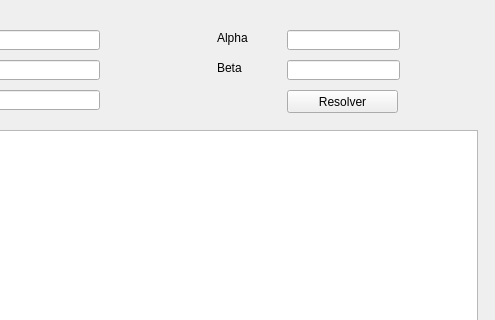
Before: the Qt Designer form ProyectoMetodosNumericos/wRungeEdo.ui in jimmybanegas/ProyectoMetodosNumericos, drawn with Qt 5; both pictures show x 103 to 598 and y 0 to 320 of the 598 by 424 pixel window.
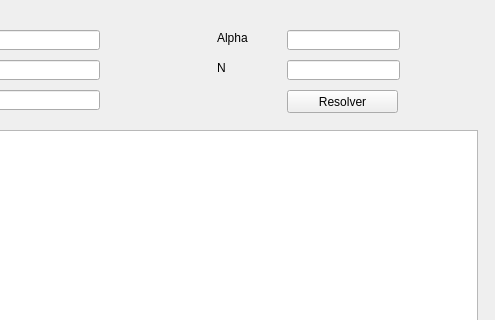
After: the same form once the commit is applied.

Commit message: Actualizadas ventanas para examen

What changed in the file:
```diff
--- a/ProyectoMetodosNumericos/wRungeEdo.ui
+++ b/ProyectoMetodosNumericos/wRungeEdo.ui
@@ -139,7 +139,7 @@
      </rect>
     </property>
     <property name="text">
-     <string>Beta</string>
+     <string>N</string>
     </property>
    </widget>
    <widget class="QLineEdit" name="leBeta">
```
Left out of the diff: 2 changed lines with no effect on the pictures. The commit also changes 6 other files.
